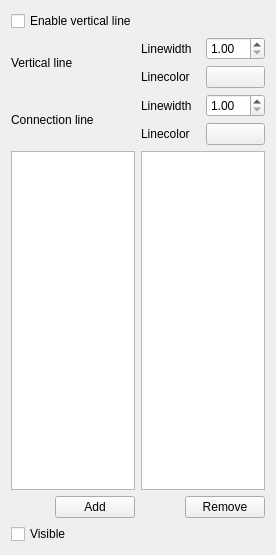
Qt form src/kdefrontend/ui/dockwidgets/worksheetinfoelementdock.ui (Murmele/labplot) before a commit.
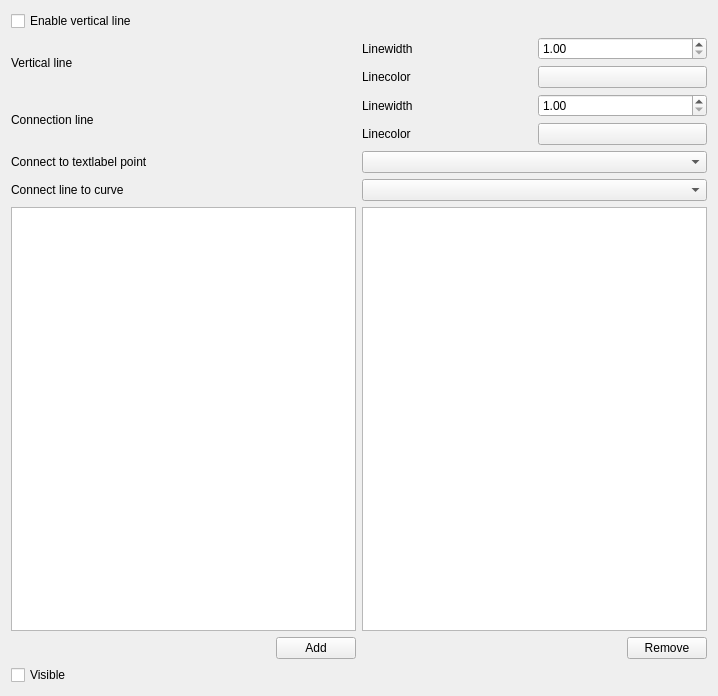
The same form after that commit. Custom widgets are drawn as their Qt base class.

```diff
--- a/src/kdefrontend/ui/dockwidgets/worksheetinfoelementdock.ui
+++ b/src/kdefrontend/ui/dockwidgets/worksheetinfoelementdock.ui
@@ -6,8 +6,8 @@
    <rect>
     <x>0</x>
     <y>0</y>
-    <width>276</width>
-    <height>555</height>
+    <width>718</width>
+    <height>696</height>
    </rect>
   </property>
   <property name="windowTitle">
@@ -99,6 +99,34 @@
      </item>
     </layout>
    </item>
+   <item>
+    <layout class="QHBoxLayout" name="horizontalLayout_7">
+     <item>
+      <widget class="QLabel" name="label_7">
+       <property name="text">
+        <string>Connect to textlabel point</string>
+       </property>
+      </widget>
+     </item>
+     <item>
+      <widget class="QComboBox" name="cb_gluePoint"/>
+     </item>
+    </layout>
+   </item>
+   <item>
+    <layout class="QHBoxLayout" name="horizontalLayout_6">
+     <item>
+      <widget class="QLabel" name="label_8">
+       <property name="text">
+        <string>Connect line to curve</string>
+       </property>
+      </widget>
+     </item>
+     <item>
+      <widget class="QComboBox" name="cb_curve"/>
+     </item>
+    </layout>
+   </item>
    <item>
     <layout class="QHBoxLayout" name="horizontalLayout_5">
      <item>
```
